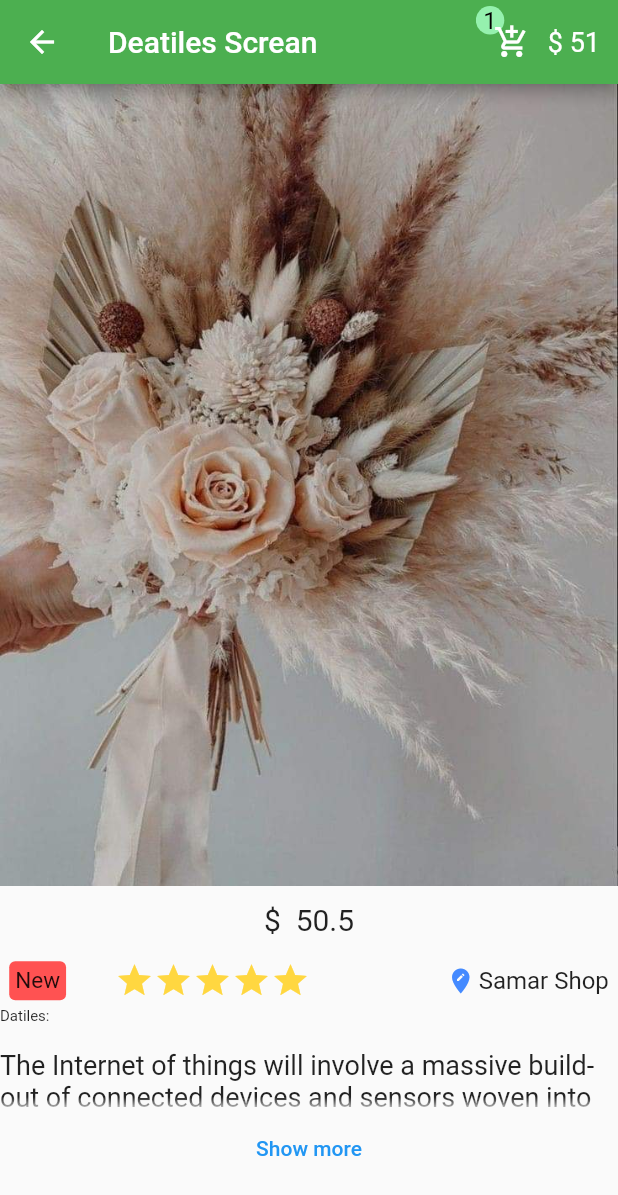
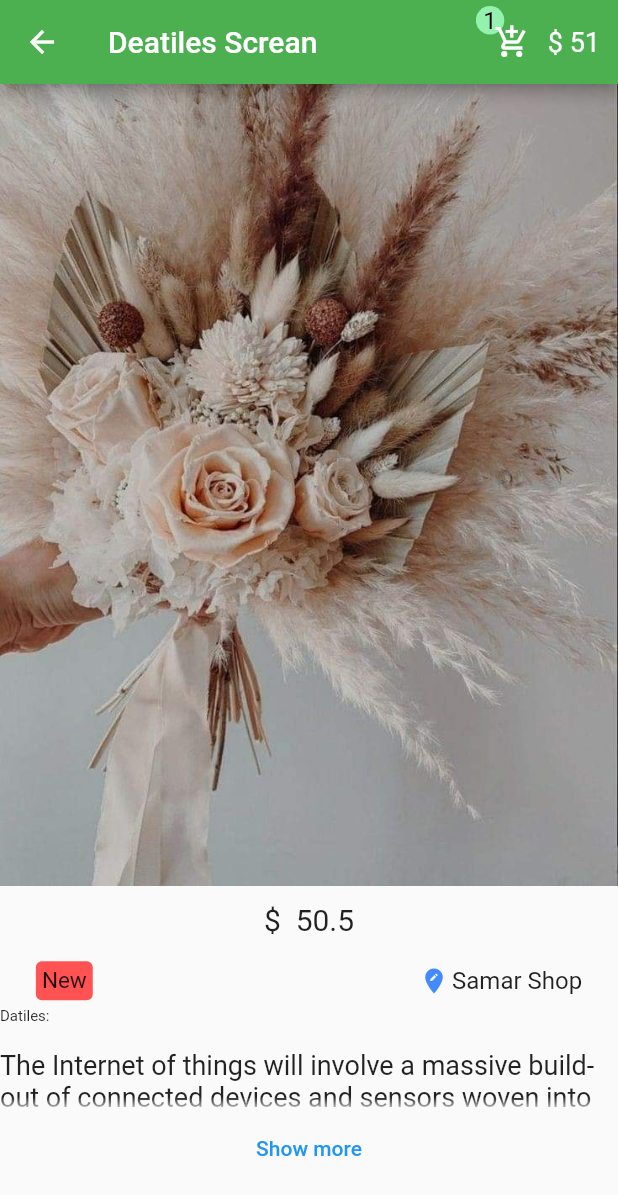
Before and after one commit to Samaramir/Flowers_app, a Flutter app: the screen it shows after launch, after a tap on the "add" icon, after a tap on "$12.99", on a phone screen of 412 x 824 dp. Shown: the top 1195 px of the screen. Run offline on Flutter 3.47's test engine with Material 2 defaults, Android fonts, the phone set to English and light mode, and no system bars.

Commit message:
samar create file Deatiles_Screan to container row  Icon star

```diff
--- a/lib/pages/Deatiles_Screan.dart
+++ b/lib/pages/Deatiles_Screan.dart
@@ -43,30 +43,7 @@ bool isShowmore=true;
                     child: const Text('New',style: TextStyle(fontSize: 15),),
                   ),
                   const SizedBox(width: 8,),
-                  Row(
-                    children: const [
-                      Icon(
-                        Icons.star,
-                        size: 26,
-                        color: Colors.amberAccent,),
-                      Icon(
-                        Icons.star,
-                        size: 26,
-                        color: Colors.amberAccent,),
-                      Icon(
-                        Icons.star,
-                        size: 26,
-                        color: Colors.amberAccent,),
-                      Icon(
-                        Icons.star,
-                        size: 26,
-                        color: Colors.amberAccent,),
-                      Icon(
-                        Icons.star,
-                        size: 26,
-                        color: Colors.amberAccent,),
-                    ],
-                  ),
+
                   const SizedBox(width: 66,),
                   Row(
                     children:[
```
